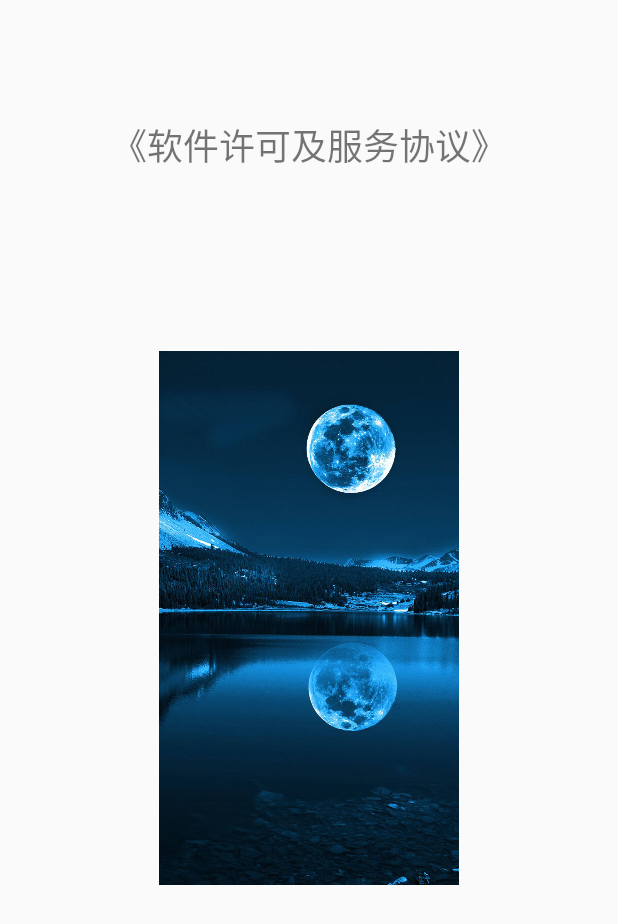
After one commit to shunyuyu/shunyu, an Android app: the AgreementActivity screen opened directly, with no data from a screen before it, on a phone screen of 412 x 824 dp. The commit adds this screen. Shown: the top 924 px of the screen. Run offline under Robolectric (Android 15) with nearby library versions, the phone set to English and light mode, and no system bars.

Commit message:
AgreementActivity页面布局和实现注册页面点击协议跳转到协议页面

```diff
--- a/app/src/main/AndroidManifest.xml
+++ b/app/src/main/AndroidManifest.xml
@@ -9,6 +9,7 @@
         android:roundIcon="@mipmap/ic_launcher_round"
         android:supportsRtl="true"
         android:theme="@style/Theme.AppCompat.DayNight.NoActionBar">
+        <activity android:name=".AgreementActivity"></activity>
         <activity android:name=".LaunchPage">
             <intent-filter>
                 <action android:name="android.intent.action.MAIN" />
@@ -16,12 +17,8 @@
                 <category android:name="android.intent.category.LAUNCHER" />
             </intent-filter>
         </activity>
-        <activity android:name=".LoginActivity">
-
-        </activity>
-        <activity android:name=".RegisterActivity">
-
-        </activity>
+        <activity android:name=".LoginActivity"></activity>
+        <activity android:name=".RegisterActivity"></activity>
     </application>
 
 </manifest>
--- /dev/null
+++ b/app/src/main/java/com/example/superletter/AgreementActivity.java
@@ -0,0 +1,17 @@
+package com.example.superletter;
+
+import androidx.appcompat.app.AppCompatActivity;
+
+import android.os.Bundle;
+
+/**
+ * @author xushunyu
+ */
+public class AgreementActivity extends AppCompatActivity {
+
+    @Override
+    protected void onCreate(Bundle savedInstanceState) {
+        super.onCreate(savedInstanceState);
+        setContentView(R.layout.activity_agreement);
+    }
+}
--- a/app/src/main/java/com/example/superletter/RegisterActivity.java
+++ b/app/src/main/java/com/example/superletter/RegisterActivity.java
@@ -2,16 +2,30 @@ package com.example.superletter;
 
 import androidx.appcompat.app.AppCompatActivity;
 
+import android.content.Intent;
 import android.os.Bundle;
+import android.view.View;
+
+import com.example.superletter.databinding.ActivityLoginBinding;
+import com.example.superletter.databinding.ActivityRegisterBinding;
 
 /**
  * @author xushunyu
  */
 public class RegisterActivity extends AppCompatActivity {
-
+    private ActivityRegisterBinding mBinding;
     @Override
     protected void onCreate(Bundle savedInstanceState) {
         super.onCreate(savedInstanceState);
-        setContentView(R.layout.activity_register);
+        mBinding = ActivityRegisterBinding.inflate(getLayoutInflater());
+        setContentView(mBinding.getRoot());
+
+        mBinding.textAgreement.setOnClickListener(new View.OnClickListener() {
+            @Override
+            public void onClick(View v) {
+                Intent intent =new Intent(RegisterActivity.this,AgreementActivity.class);
+                startActivity(intent);
+            }
+        });
     }
 }
--- /dev/null
+++ b/app/src/main/res/layout/activity_agreement.xml
@@ -0,0 +1,31 @@
+<?xml version="1.0" encoding="utf-8"?>
+<androidx.constraintlayout.widget.ConstraintLayout xmlns:android="http://schemas.android.com/apk/res/android"
+    xmlns:app="http://schemas.android.com/apk/res-auto"
+    xmlns:tools="http://schemas.android.com/tools"
+    android:layout_width="match_parent"
+    android:layout_height="match_parent"
+    tools:context=".AgreementActivity">
+
+    <TextView
+        android:id="@+id/textView"
+        android:layout_width="wrap_content"
+        android:layout_height="wrap_content"
+        android:text="@string/Agreement"
+        android:textSize="24sp"
+        app:layout_constraintBottom_toBottomOf="parent"
+        app:layout_constraintEnd_toEndOf="parent"
+        app:layout_constraintStart_toStartOf="parent"
+        app:layout_constraintTop_toTopOf="parent"
+        app:layout_constraintVertical_bias="0.100000024" />
+
+    <ImageView
+        android:id="@+id/imageView6"
+        android:layout_width="200dp"
+        android:layout_height="0dp"
+        android:contentDescription="@string/Agreement"
+        app:layout_constraintBottom_toBottomOf="parent"
+        app:layout_constraintEnd_toEndOf="parent"
+        app:layout_constraintStart_toStartOf="parent"
+        app:layout_constraintTop_toTopOf="parent"
+        app:srcCompat="@drawable/launch_page" />
+</androidx.constraintlayout.widget.ConstraintLayout>
--- a/app/src/main/res/layout/activity_register.xml
+++ b/app/src/main/res/layout/activity_register.xml
@@ -181,7 +181,7 @@
         app:layout_constraintGuide_percent="0.44" />
 
     <TextView
-        android:id="@+id/textView7"
+        android:id="@+id/text_agreement"
         android:layout_width="wrap_content"
         android:layout_height="wrap_content"
         android:text="@string/Agreement"
```
